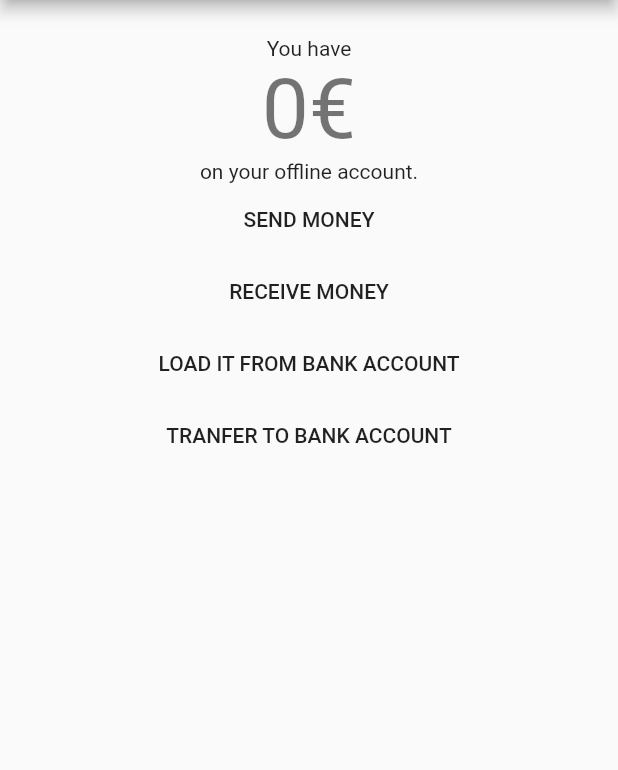
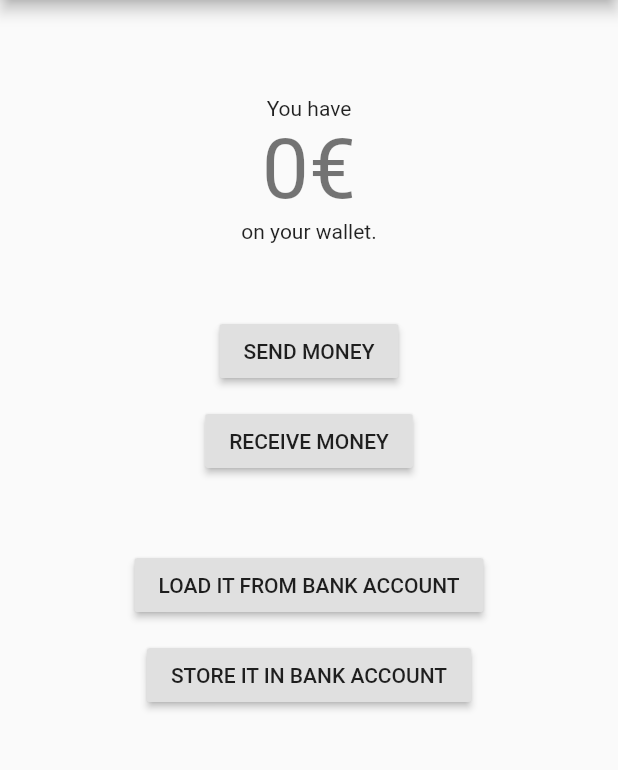
Before and after one commit to buraktamturk/uwallet, a Flutter app: the screen it shows after launch, on a phone screen of 412 x 824 dp, the part 84-854 px from its top. Run offline on Flutter 3.47's test engine with Material 2 defaults, Android fonts, the phone set to English and light mode, and no system bars; our stand-ins replace qr_flutter.

Commit message:
second page

```diff
--- /dev/null
+++ b/lib/account.dart
@@ -0,0 +1,93 @@
+
+import 'package:flutter/material.dart';
+import 'tranfer.dart';
+
+class AccountPage extends StatefulWidget {
+  AccountPage({Key key}) : super(key: key);
+
+  @override
+  _AccountPageState createState() => new _AccountPageState();
+}
+
+class _AccountPageState extends State<AccountPage> {
+  @override
+  Widget build(BuildContext context) {
+    return new Scaffold(
+      appBar: new AppBar(
+        title: new Text("U-Wallet"),
+      ),
+      body: new Center(
+        child: new Column(
+          mainAxisAlignment: MainAxisAlignment.start,
+          children: <Widget>[
+            new Padding(
+              padding: const EdgeInsets.only(top: 64.0),
+              child: new Column(
+                  children: [
+                    new Text(
+                        'You have'
+                    ),
+
+                    new Text(
+                      '0€',
+                      style: Theme.of(context).textTheme.display3,
+                    ),
+
+                    new Text(
+                        'on your wallet.'
+                    ),
+
+                  ]
+              ),
+            ),
+
+            new Padding(
+              padding: const EdgeInsets.only(top: 48.0),
+              child: new RaisedButton(
+                onPressed: () {
+                  Navigator.push(
+                    context,
+                    MaterialPageRoute(builder: (context) => TransferPage()),
+                  );
+                },
+                child: new Text("SEND MONEY"),
+              ),
+            ),
+
+            new Padding(
+              padding: const EdgeInsets.only(top: 12.0),
+              child: new RaisedButton(
+                onPressed: () {
+
+                },
+                child: new Text("RECEIVE MONEY"),
+              ),
+            ),
+
+            new Padding(
+              padding: const EdgeInsets.only(top: 48.0),
+              child: new RaisedButton(
+                onPressed: () {
+
+                },
+                child: new Text("LOAD IT FROM BANK ACCOUNT"),
+              ),
+            ),
+
+            new Padding(
+              padding: const EdgeInsets.only(top: 12.0),
+              child: new RaisedButton(
+                onPressed: () {
+
+                },
+                child: new Text("STORE IT IN BANK ACCOUNT"),
+              ),
+            ),
+
+          ],
+        ),
+      ),
+
+    );
+  }
+}
--- a/lib/main.dart
+++ b/lib/main.dart
@@ -1,4 +1,6 @@
+
 import 'package:flutter/material.dart';
+import 'account.dart';
 
 void main() => runApp(new MyApp());
 
@@ -6,125 +8,11 @@ class MyApp extends StatelessWidget {
   @override
   Widget build(BuildContext context) {
     return new MaterialApp(
-      title: 'Flutter Demo',
+      title: 'U-Wallet',
       theme: new ThemeData(
         primarySwatch: Colors.blue,
       ),
-      home: new MyHomePage(),
+      home: new AccountPage(),
     );
   }
 }
-
-class MyHomePage extends StatefulWidget {
-  MyHomePage({Key key}) : super(key: key);
-
-  @override
-  _MyHomePageState createState() => new _MyHomePageState();
-}
-
-class _MyHomePageState extends State<MyHomePage> {
-  int _counter = 0;
-
-  void _incrementCounter() {
-    setState(() {
-      // This call to setState tells the Flutter framework that something has
-      // changed in this State, which causes it to rerun the build method below
-      // so that the display can reflect the updated values. If we changed
-      // _counter without calling setState(), then the build method would not be
-      // called again, and so nothing would appear to happen.
-      _counter++;
-    });
-  }
-
-  @override
-  Widget build(BuildContext context) {
-    // This method is rerun every time setState is called, for instance as done
-    // by the _incrementCounter method above.
-    //
-    // The Flutter framework has been optimized to make rerunning build methods
-    // fast, so that you can just rebuild anything that needs updating rather
-    // than having to individually change instances of widgets.
-    return new Scaffold(
-      appBar: new AppBar(
-        // Here we take the value from the MyHomePage object that was created by
-        // the App.build method, and use it to set our appbar title.
-        title: new Text("U-Wallet"),
-      ),
-      body: new Center(
-        // Center is a layout widget. It takes a single child and positions it
-        // in the middle of the parent.
-        child: new Column(
-          // Column is also layout widget. It takes a list of children and
-          // arranges them vertically. By default, it sizes itself to fit its
-          // children horizontally, and tries to be as tall as its parent.
-          //
-          // Invoke "debug paint" (press "p" in the console where you ran
-          // "flutter run", or select "Toggle Debug Paint" from the Flutter tool
-          // window in IntelliJ) to see the wireframe for each widget.
-          //
-          // Column has various properties to control how it sizes itself and
-          // how it positions its children. Here we use mainAxisAlignment to
-          // center the children vertically; the main axis here is the vertical
-          // axis because Columns are vertical (the cross axis would be
-          // horizontal).
-          mainAxisAlignment: MainAxisAlignment.start,
-          children: <Widget>[
-
-
-            new Padding(
-              padding: const EdgeInsets.only(top: 24.0),
-              child: new Column(
-                children: [
-                  new Text(
-                      'You have'
-                  ),
-
-                  new Text(
-                    '0€',
-                    style: Theme.of(context).textTheme.display3,
-                  ),
-
-                  new Text(
-                      'on your offline account.'
-                  ),
-
-                ]
-              ),
-            ),
-
-
-            new MaterialButton(
-              onPressed: () {
-
-              },
-
-              child: new Text("SEND MONEY"),
-            ),
-
-            new FlatButton(
-              onPressed: () {
-
-              },
-              child: new Text("RECEIVE MONEY"),
-            ),
-
-            new FlatButton(
-              onPressed: () {
-
-              },
-              child: new Text("LOAD IT FROM BANK ACCOUNT"),
-            ),
-
-            new FlatButton(
-              onPressed: () {
-
-              },
-              child: new Text("TRANFER TO BANK ACCOUNT"),
-            ),
-          ],
-        ),
-      ),
-
-    );
-  }
-}
--- a/pubspec.yaml
+++ b/pubspec.yaml
@@ -10,6 +10,7 @@ description: UWallet Mobile Application
 version: 1.0.0+1
 
 dependencies:
+  qr_flutter: ^1.1.1
   flutter:
     sdk: flutter
 
```
Also changed, not shown: lib/tranfer.dart (added, +30 -0 lines), pubspec.lock, 1 other file.
